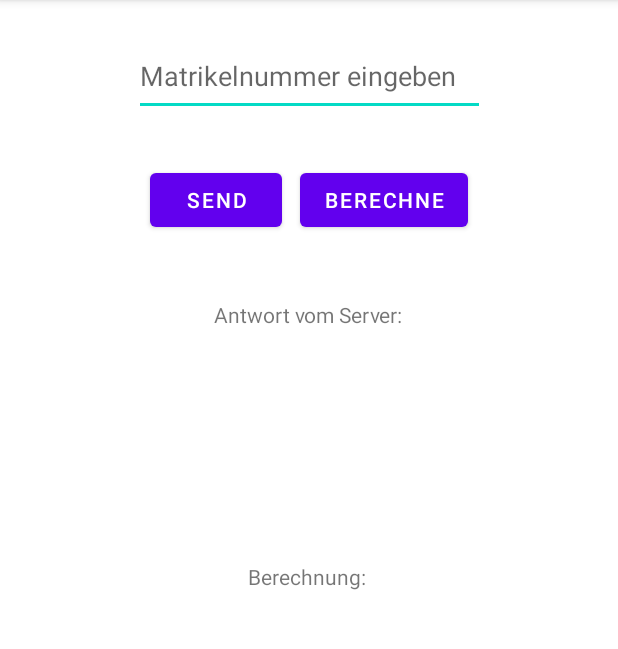
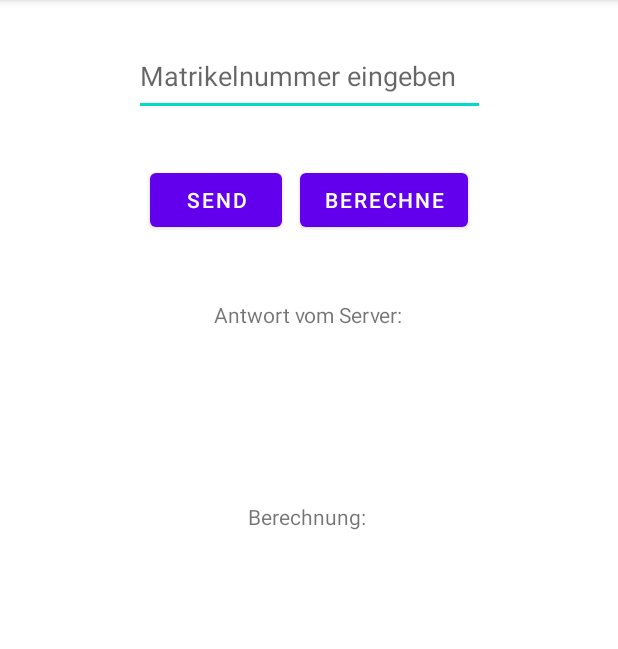
Before and after one commit to sapschernig/SE2Einzelbeispiel, an Android app: the screen it shows after launch (MainActivity), on a phone screen of 412 x 824 dp, the part 84-733 px from its top. Run offline under Robolectric (Android 15) with nearby library versions, the phone set to English and light mode, and no system bars.

Commit message:
added comments for my own understanding

```diff
--- a/app/src/main/AndroidManifest.xml
+++ b/app/src/main/AndroidManifest.xml
@@ -1,6 +1,7 @@
 <?xml version="1.0" encoding="utf-8"?>
 <manifest xmlns:android="http://schemas.android.com/apk/res/android"
     package="com.example.se2_einzelbeispiel">
+    //permissons eingefügt, um auf Internet zuzugreifen
     <uses-permission android:name="android.permission.INTERNET" />
     <uses-permission android:name="android.permission.ACCESS_NETWORK_STATE" />
 
--- a/app/src/main/java/com/example/se2_einzelbeispiel/EinzelBspThread.java
+++ b/app/src/main/java/com/example/se2_einzelbeispiel/EinzelBspThread.java
@@ -36,7 +36,7 @@ public class EinzelBspThread  extends Thread{
 
         try {
             //wie aus VO Folien
-            //BufferedReader inFromUser= new BufferedReader(new InputStreamReader(System.in));
+            //BufferedReader inFromUser= new BufferedReader(new InputStreamReader(System.in)); -> brauchen wir hier nicht
 
             //create client socket, connect to server
             Socket clientSocket= new Socket("se2-isys.aau.at", 53212);
@@ -47,7 +47,7 @@ public class EinzelBspThread  extends Thread{
             //create input stream attached to socket, gibt mir was zurück
             BufferedReader inFromServer=new BufferedReader(new InputStreamReader(clientSocket.getInputStream()));
 
-            //sentence=inFromUser.readLine();
+            //sentence=inFromUser.readLine(); -> brauchen wir hier nicht
 
             //sends Matrikelnummer to server, +'\n' damit man weiß es endet
             outToServer.writeBytes(matrNr +'\n');
--- a/app/src/main/java/com/example/se2_einzelbeispiel/MainActivity.java
+++ b/app/src/main/java/com/example/se2_einzelbeispiel/MainActivity.java
@@ -28,6 +28,11 @@ public class MainActivity extends AppCompatActivity {
         buttonSend=findViewById(R.id.button);
         serverAnswer=findViewById(R.id.serverAnswer);
 
+        //Button Berechne
+        /*
+        nimmt MatrNr aus editTextNumber, gibt es in String, speichert in output neuen berechneten String
+        und gibt über TextView calculateAnswer den neuen String aus
+        */
         buttonCalculate.setOnClickListener(new View.OnClickListener() {
             @Override
             public void onClick(View v) {
@@ -38,6 +43,11 @@ public class MainActivity extends AppCompatActivity {
             }
         });
 
+        //Button Send
+        /*
+        nimmt MatrNr aus editTextNumber, gibt es in String, Erstellen von thread, thread instanzen starten
+        mit join warten auf Ende eines Threads, sonst ERROR (VO Folie)
+         */
         buttonSend.setOnClickListener(new View.OnClickListener() {
             @Override
             public void onClick(View v) {
--- a/app/src/main/java/com/example/se2_einzelbeispiel/TCPClient.java
+++ b/app/src/main/java/com/example/se2_einzelbeispiel/TCPClient.java
@@ -7,6 +7,7 @@ import java.net.Socket;
 
 public class TCPClient {
 
+    //wie in VO Folie
     public static void main(String[] args) throws Exception {
         String sentence;
         String modifiedSentence;
--- a/app/src/main/res/layout/activity_main.xml
+++ b/app/src/main/res/layout/activity_main.xml
@@ -59,7 +59,7 @@
         android:id="@+id/textView3"
         android:layout_width="82dp"
         android:layout_height="0dp"
-        android:layout_marginTop="100dp"
+        android:layout_marginTop="60dp"
         android:text="Berechnung: "
         app:layout_constraintEnd_toEndOf="parent"
         app:layout_constraintStart_toStartOf="parent"
```
Also changed, not shown: app/src/main/res/layout/activity_display_matr_nr_in_order_no_prime.xml (deleted, +0 -18 lines).
